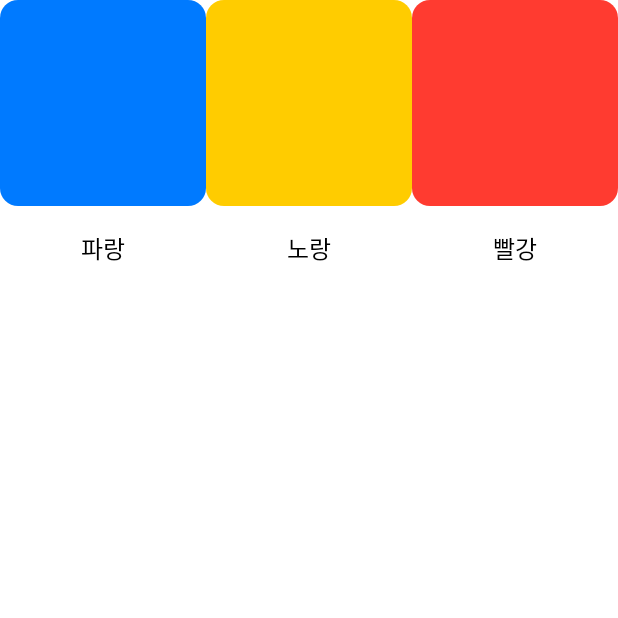
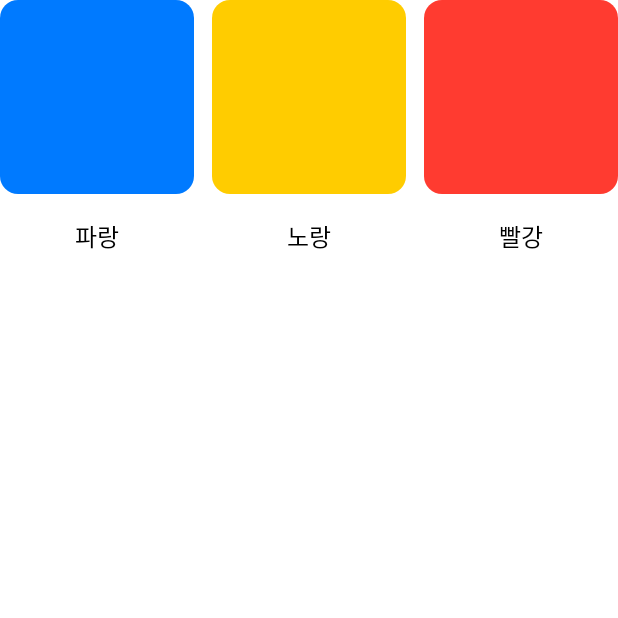
Before and after one commit to GSM-MSG/onmip-kmp, an Android app built with Jetpack Compose: the composable ColorRecommendationComponent shown on its own in the app's theme, on a phone screen of 412 x 824 dp, the top half of it. Run offline under Robolectric (Android 15) with nearby library versions, the phone set to English and light mode, and no system bars; our stand-ins replace Compose Multiplatform resources; 5 statements that could not run were skipped.

Commit message:
safeContentPadding 추가

```diff
--- a/composeApp/src/androidMain/kotlin/com/msg/onmip/MainActivity.kt
+++ b/composeApp/src/androidMain/kotlin/com/msg/onmip/MainActivity.kt
@@ -3,7 +3,9 @@ package com.msg.onmip
 import android.os.Bundle
 import androidx.activity.ComponentActivity
 import androidx.activity.compose.setContent
+import androidx.compose.foundation.layout.safeContentPadding
 import androidx.compose.runtime.Composable
+import androidx.compose.ui.Modifier
 import androidx.compose.ui.tooling.preview.Preview
 import com.msg.onmip.feature.main.MainScreen
 
@@ -12,13 +14,13 @@ class MainActivity : ComponentActivity() {
         super.onCreate(savedInstanceState)
 
         setContent {
-            MainScreen()
+            MainScreen(modifier = Modifier.safeContentPadding())
         }
     }
 }
 
 
-@Preview
+@Preview(showSystemUi = true)
 @Composable
 fun MainScreenPreview() {
     MainScreen()
--- a/composeApp/src/commonMain/kotlin/com/msg/onmip/feature/main/components/ColorRecommendationComponent.kt
+++ b/composeApp/src/commonMain/kotlin/com/msg/onmip/feature/main/components/ColorRecommendationComponent.kt
@@ -1,8 +1,7 @@
 package com.msg.onmip.feature.main.components
 
+import androidx.compose.foundation.layout.Arrangement
 import androidx.compose.foundation.layout.Row
-import androidx.compose.foundation.layout.padding
-import androidx.compose.foundation.layout.width
 import androidx.compose.runtime.Composable
 import androidx.compose.ui.Modifier
 import androidx.compose.ui.unit.dp
@@ -12,7 +11,7 @@ import com.msg.onmip.shared.ui.theme.color.Yellow
 
 @Composable
 fun ColorRecommendationComponent(modifier: Modifier = Modifier) {
-    Row(modifier = modifier) {
+    Row(modifier = modifier, horizontalArrangement = Arrangement.spacedBy(12.dp)) {
         ColorRecommendationItem(modifier = Modifier.weight(1f), color = Blue, text = "파랑")
         ColorRecommendationItem(modifier = Modifier.weight(1f), color = Yellow, text = "노랑")
         ColorRecommendationItem(modifier = Modifier.weight(1f), color = Red, text = "빨강")
```
